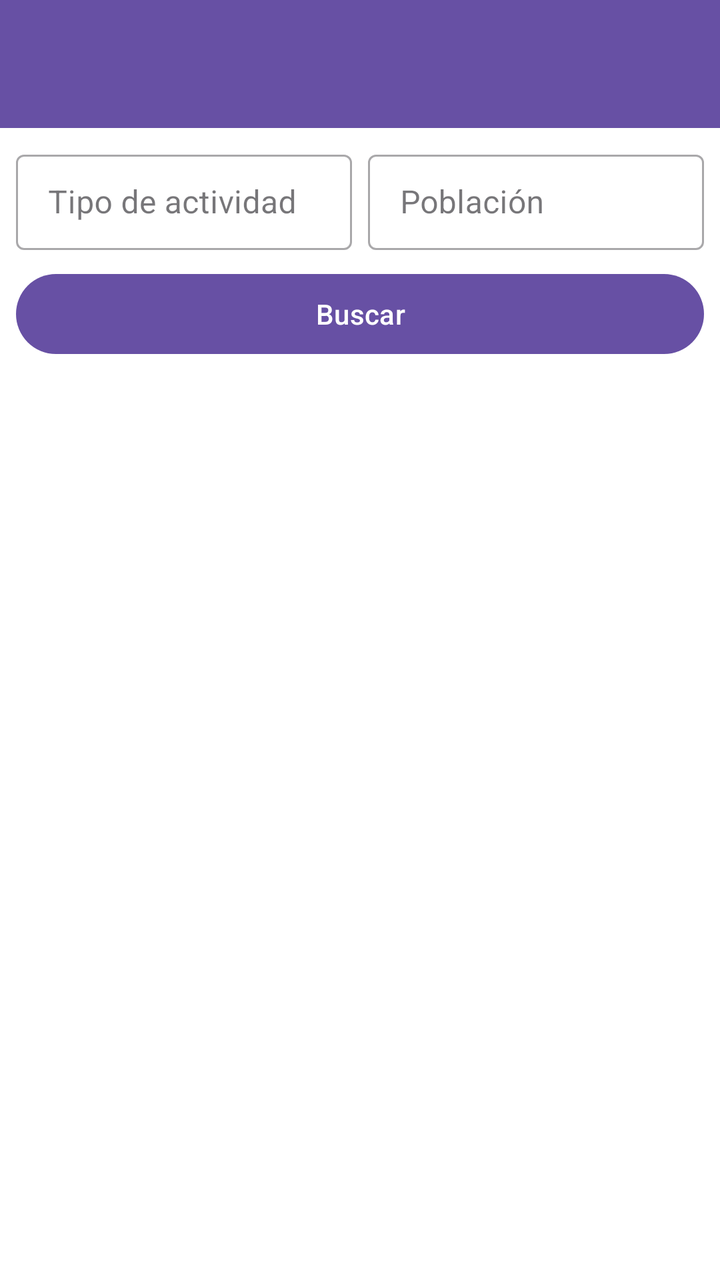
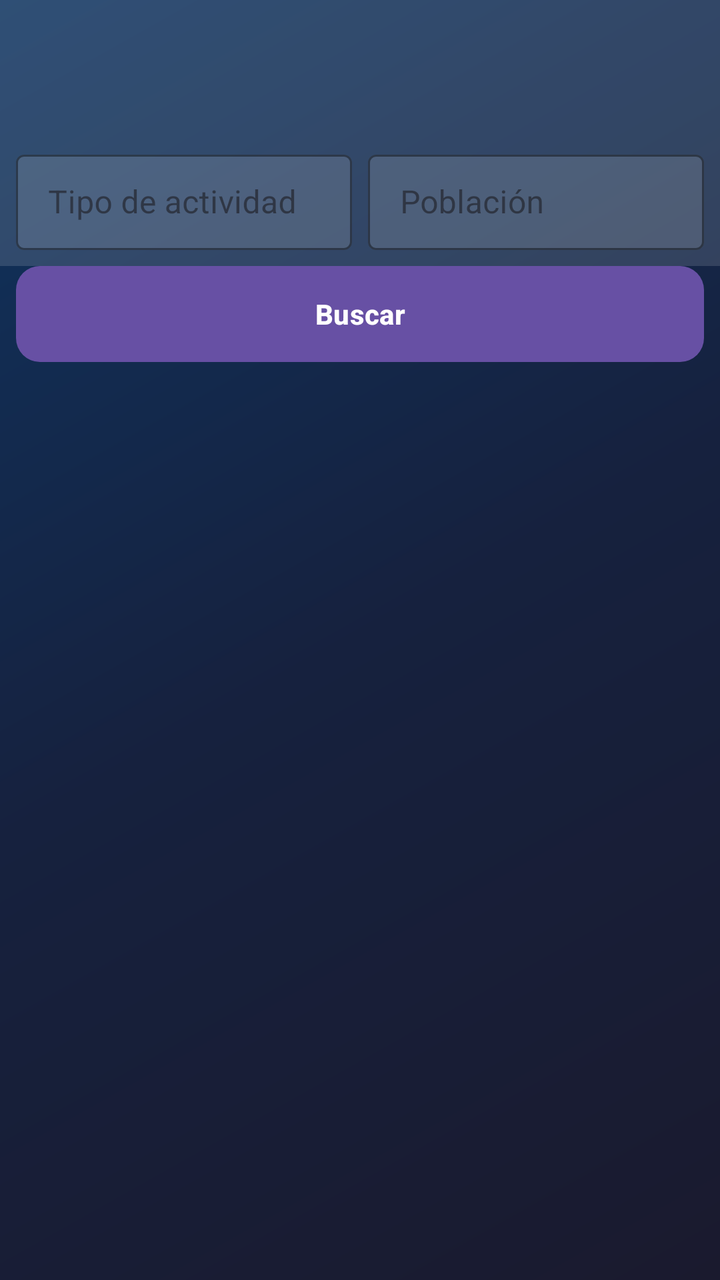

Screens rendered from an Android XML layout before and after an edit, with the pre-edit source and the edit as a unified diff.
<!-- AndroidManifest.xml: application theme Theme.SportConnect -->
<!-- res/layout/activity_basic_main.xml -->
<?xml version="1.0" encoding="utf-8"?>
<LinearLayout xmlns:android="http://schemas.android.com/apk/res/android"
    android:layout_width="match_parent"
    android:layout_height="match_parent"
    android:orientation="vertical"
    android:background="@color/white">

    
    <androidx.appcompat.widget.Toolbar
        android:id="@+id/toolbar"
        android:layout_width="match_parent"
        android:layout_height="?attr/actionBarSize"
        android:background="?attr/colorPrimary"
        android:title="SportConnect" />

    
    <LinearLayout
        android:layout_width="match_parent"
        android:layout_height="wrap_content"
        android:orientation="horizontal"
        android:padding="8dp"
        android:background="@color/white">

        <com.google.android.material.textfield.TextInputLayout
            android:layout_width="0dp"
            android:layout_height="wrap_content"
            android:layout_weight="1"
            android:hint="Tipo de actividad"
            android:layout_marginEnd="4dp"
            style="@style/Widget.MaterialComponents.TextInputLayout.OutlinedBox.Dense">

            <com.google.android.material.textfield.TextInputEditText
                android:id="@+id/etFiltroTipo"
                android:layout_width="match_parent"
                android:layout_height="wrap_content"
                android:maxLines="1" />

        </com.google.android.material.textfield.TextInputLayout>

        <com.google.android.material.textfield.TextInputLayout
            android:layout_width="0dp"
            android:layout_height="wrap_content"
            android:layout_weight="1"
            android:hint="Población"
            android:layout_marginStart="4dp"
            style="@style/Widget.MaterialComponents.TextInputLayout.OutlinedBox.Dense">

            <com.google.android.material.textfield.TextInputEditText
                android:id="@+id/etFiltroPoblacion"
                android:layout_width="match_parent"
                android:layout_height="wrap_content"
                android:maxLines="1" />

        </com.google.android.material.textfield.TextInputLayout>

    </LinearLayout>

    <com.google.android.material.button.MaterialButton
        android:id="@+id/btnFiltrar"
        android:layout_width="match_parent"
        android:layout_height="wrap_content"
        android:text="Buscar"
        android:layout_marginHorizontal="8dp"
        android:layout_marginBottom="8dp" />

    
    <androidx.recyclerview.widget.RecyclerView
        android:id="@+id/recyclerActividades"
        android:layout_width="match_parent"
        android:layout_height="0dp"
        android:layout_weight="1"
        android:padding="8dp"
        android:clipToPadding="false" />

    
    <TextView
        android:id="@+id/tvSinActividades"
        android:layout_width="match_parent"
        android:layout_height="0dp"
        android:layout_weight="1"
        android:gravity="center"
        android:text="No hay actividades disponibles"
        android:textSize="16sp"
        android:textColor="@color/black"
        android:visibility="gone" />

    <ProgressBar
        android:id="@+id/progressBar"
        android:layout_width="wrap_content"
        android:layout_height="wrap_content"
        android:layout_gravity="center"
        android:visibility="gone" />

</LinearLayout>
<!-- resources referenced by this layout -->
<resources>
  <color name="black">#FF000000</color>
  <color name="white">#FFFFFFFF</color>
  <style name="Theme.SportConnect" parent="Base.Theme.SportConnect" />
  <style name="Base.Theme.SportConnect" parent="Theme.Material3.DayNight.NoActionBar">
          
          
      </style>
</resources>

<!-- the commit's change to res/layout/activity_basic_main.xml (unified diff, before → after) -->
@@ -1,17 +1,19 @@
 <?xml version="1.0" encoding="utf-8"?>
 <LinearLayout xmlns:android="http://schemas.android.com/apk/res/android"
+    xmlns:app="http://schemas.android.com/apk/res-auto"
     android:layout_width="match_parent"
     android:layout_height="match_parent"
     android:orientation="vertical"
-    android:background="@color/white">
+    android:background="@drawable/gradient_background">
 
     
     <androidx.appcompat.widget.Toolbar
         android:id="@+id/toolbar"
         android:layout_width="match_parent"
         android:layout_height="?attr/actionBarSize"
-        android:background="?attr/colorPrimary"
-        android:title="SportConnect" />
+        android:background="#22FFFFFF"
+        android:title="SportConnect"
+        app:titleTextColor="#FFFFFF" />
 
     
     <LinearLayout
@@ -19,7 +21,7 @@
         android:layout_height="wrap_content"
         android:orientation="horizontal"
         android:padding="8dp"
-        android:background="@color/white">
+        android:background="#22FFFFFF">
 
         <com.google.android.material.textfield.TextInputLayout
             android:layout_width="0dp"
@@ -27,13 +29,18 @@
             android:layout_weight="1"
             android:hint="Tipo de actividad"
             android:layout_marginEnd="4dp"
-            style="@style/Widget.MaterialComponents.TextInputLayout.OutlinedBox.Dense">
+            style="@style/Widget.MaterialComponents.TextInputLayout.OutlinedBox.Dense"
+            app:hintTextColor="#FFFFFF"
+            app:boxStrokeColor="#FF6B35"
+            app:boxBackgroundColor="#22FFFFFF">
 
             <com.google.android.material.textfield.TextInputEditText
                 android:id="@+id/etFiltroTipo"
                 android:layout_width="match_parent"
                 android:layout_height="wrap_content"
-                android:maxLines="1" />
+                android:maxLines="1"
+                android:textColor="#FFFFFF"
+                android:textColorHint="#88FFFFFF" />
 
         </com.google.android.material.textfield.TextInputLayout>
 
@@ -43,13 +50,18 @@
             android:layout_weight="1"
             android:hint="Población"
             android:layout_marginStart="4dp"
-            style="@style/Widget.MaterialComponents.TextInputLayout.OutlinedBox.Dense">
+            style="@style/Widget.MaterialComponents.TextInputLayout.OutlinedBox.Dense"
+            app:hintTextColor="#FFFFFF"
+            app:boxStrokeColor="#FF6B35"
+            app:boxBackgroundColor="#22FFFFFF">
 
             <com.google.android.material.textfield.TextInputEditText
                 android:id="@+id/etFiltroPoblacion"
                 android:layout_width="match_parent"
                 android:layout_height="wrap_content"
-                android:maxLines="1" />
+                android:maxLines="1"
+                android:textColor="#FFFFFF"
+                android:textColorHint="#88FFFFFF" />
 
         </com.google.android.material.textfield.TextInputLayout>
 
@@ -58,8 +70,12 @@
     <com.google.android.material.button.MaterialButton
         android:id="@+id/btnFiltrar"
         android:layout_width="match_parent"
-        android:layout_height="wrap_content"
+        android:layout_height="48dp"
         android:text="Buscar"
+        android:textColor="#FFFFFF"
+        android:textStyle="bold"
+        android:backgroundTint="@null"
+        android:background="@drawable/button_gradient"
         android:layout_marginHorizontal="8dp"
         android:layout_marginBottom="8dp" />
 
@@ -81,7 +97,7 @@
         android:gravity="center"
         android:text="No hay actividades disponibles"
         android:textSize="16sp"
-        android:textColor="@color/black"
+        android:textColor="#AAFFFFFF"
         android:visibility="gone" />
 
     <ProgressBar
@@ -89,6 +105,7 @@
         android:layout_width="wrap_content"
         android:layout_height="wrap_content"
         android:layout_gravity="center"
+        android:indeterminateTint="#FF6B35"
         android:visibility="gone" />
 
 </LinearLayout>
<!-- resource entries referenced after the edit -->
@@ -1,7 +1,32 @@
 <!-- resources referenced by this layout -->
 <resources>
-  <color name="black">#FF000000</color>
-  <color name="white">#FFFFFFFF</color>
+  <!-- drawable button_gradient (drawable) -->
+  <?xml version="1.0" encoding="utf-8"?>
+  <shape xmlns:android="http://schemas.android.com/apk/res/android"
+      android:shape="rectangle">
+  
+      <gradient
+          android:startColor="#FF6B35"
+          android:endColor="#F7C59F"
+          android:angle="135"
+          android:type="linear" />
+  
+      <corners android:radius="12dp" />
+  
+  </shape>
+  <!-- drawable gradient_background (drawable) -->
+  <?xml version="1.0" encoding="utf-8"?>
+  <shape xmlns:android="http://schemas.android.com/apk/res/android"
+      android:shape="rectangle">
+  
+      <gradient
+          android:startColor="#1A1A2E"
+          android:centerColor="#16213E"
+          android:endColor="#0F3460"
+          android:angle="135"
+          android:type="linear" />
+  
+  </shape>
   <style name="Theme.SportConnect" parent="Base.Theme.SportConnect" />
   <style name="Base.Theme.SportConnect" parent="Theme.Material3.DayNight.NoActionBar">
           
